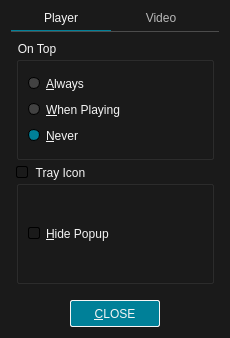
Qt form src/ui/preferencesdialog.ui (u8sand/Baka-MPlayer) before a commit.
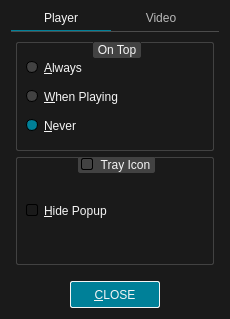
The same form after that commit. Icons and pictures are not drawn.

Commit message: preferencesdialog.ui: styled QGroupBox

```diff
--- a/src/ui/preferencesdialog.ui
+++ b/src/ui/preferencesdialog.ui
@@ -7,7 +7,7 @@
     <x>0</x>
     <y>0</y>
     <width>230</width>
-    <height>338</height>
+    <height>319</height>
    </rect>
   </property>
   <property name="windowTitle">
@@ -104,6 +104,22 @@
     color: #B8B8B8;
 }
 
+/* QGroupBox */
+
+QGroupBox {
+	border: 1px solid #424242;
+	border-radius: 2px;
+	margin-top: 1ex;
+}
+QGroupBox::title {
+	subcontrol-origin: margin;
+	subcontrol-position: top center;
+	background: #424242;
+	border: 1px solid #424242;
+	border-radius: 2px;
+	padding: 0 2px;
+}
+
 /* QScrollBar */
 
 QScrollBar:vertical {
```
